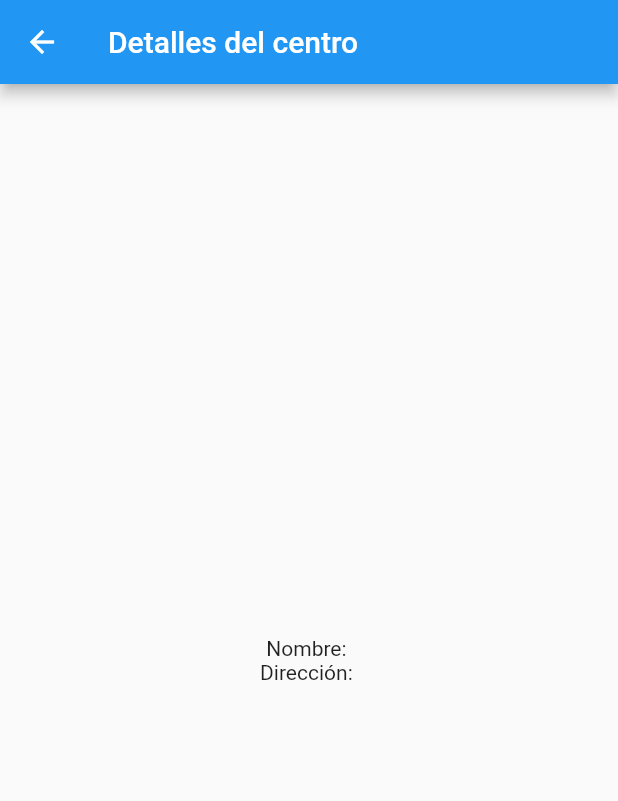
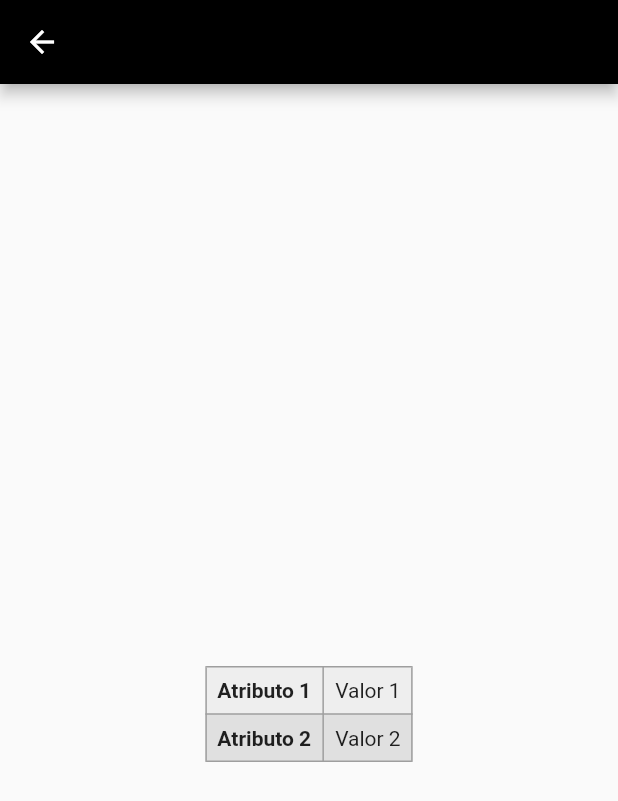
Before and after one commit to lucianunezalonso/tfg-22029926, a Flutter app: the Opcion4Detalles screen opened directly with empty values, on a phone screen of 412 x 824 dp. Shown: the top 801 px of the screen. Run offline on Flutter 3.47's test engine with Material 2 defaults, Android fonts, the phone set to English and light mode, and no system bars; our stand-ins replace dio, firebase_auth, firebase_core; missing offline and left inert: flutter_reorderable_list; accounts and stored records are empty.

Commit message:
mejora inicial detalles opcion 4

```diff
--- a/app_tfg/lib/screens/opcion4_detalles.dart
+++ b/app_tfg/lib/screens/opcion4_detalles.dart
@@ -10,16 +10,73 @@ class Opcion4Detalles extends StatelessWidget {
   Widget build(BuildContext context) {
     return Scaffold(
       appBar: AppBar(
-        title: Text('Detalles del centro'),
+        backgroundColor: Colors.black,
+        title: Text('${centro['Nombre']}'),
+        centerTitle: true,
       ),
+
       body: Center(
         child: Column(
           mainAxisAlignment: MainAxisAlignment.center,
           children: [
-            Text('Nombre: ${centro['Nombre']}'),
+            Text('${centro['Nombre']}'),
+            SizedBox(height: 20.0),
 
-            Text('Dirección: ${centro['Direccion']}'),
-            // Agrega aquí otros detalles que desees mostrar
+            Text('${centro['Direccion']}',textAlign: TextAlign.center,),
+            SizedBox(height: 20.0),
+
+            Table(
+              border: TableBorder.all(color: Colors.grey),
+              defaultColumnWidth: IntrinsicColumnWidth(),
+              children: [
+                TableRow(
+                  decoration: BoxDecoration(
+                    color: Colors.grey[200],
+                  ),
+                  children: [
+                    TableCell(
+                      child: Padding(
+                        padding: EdgeInsets.all(8.0),
+                        child: Text(
+                          'Atributo 1',
+                          style: TextStyle(fontWeight: FontWeight.bold),
+                        ),
+                      ),
+                    ),
+                    TableCell(
+                      child: Padding(
+                        padding: EdgeInsets.all(8.0),
+                        child: Text('Valor 1'),
+                      ),
+                    ),
+                  ],
+                ),
+                TableRow(
+                  decoration: BoxDecoration(
+                    color: Colors.grey[300],
+                  ),
+                  children: [
+                    TableCell(
+                      child: Padding(
+                        padding: EdgeInsets.all(8.0),
+                        child: Text(
+                          'Atributo 2',
+                          style: TextStyle(fontWeight: FontWeight.bold),
+                        ),
+                      ),
+                    ),
+                    TableCell(
+                      child: Padding(
+                        padding: EdgeInsets.all(8.0),
+                        child: Text('Valor 2'),
+                      ),
+                    ),
+                  ],
+                ),
+                // Agrega más filas según tus datos
+              ],
+            ),
+
           ],
         ),
       ),
```
